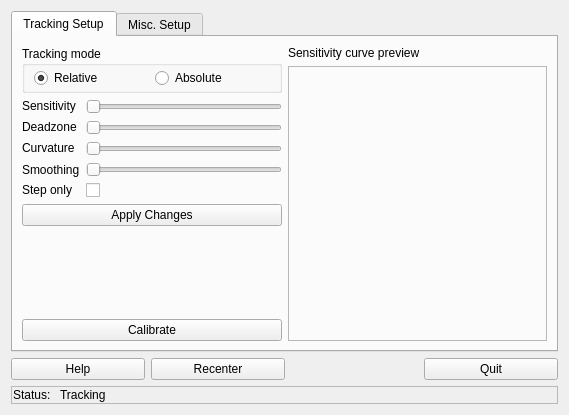
Above: src/mickey/mickey.ui from fwfa123/linuxtrackx-ir before the change. Below: the same form after it.
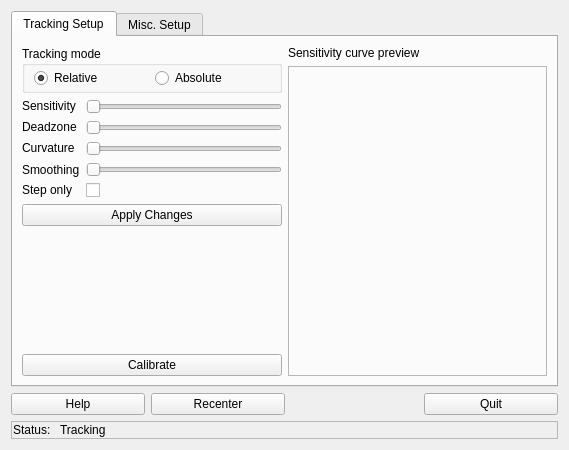
That is the form after the change. Icons and pictures are not drawn.

What changed in the file:
```diff
--- a/src/mickey/mickey.ui
+++ b/src/mickey/mickey.ui
@@ -7,13 +7,13 @@
     <x>0</x>
     <y>0</y>
     <width>569</width>
-    <height>415</height>
+    <height>450</height>
    </rect>
   </property>
   <property name="minimumSize">
    <size>
     <width>470</width>
-    <height>415</height>
+    <height>450</height>
    </size>
   </property>
   <property name="windowTitle">
```
